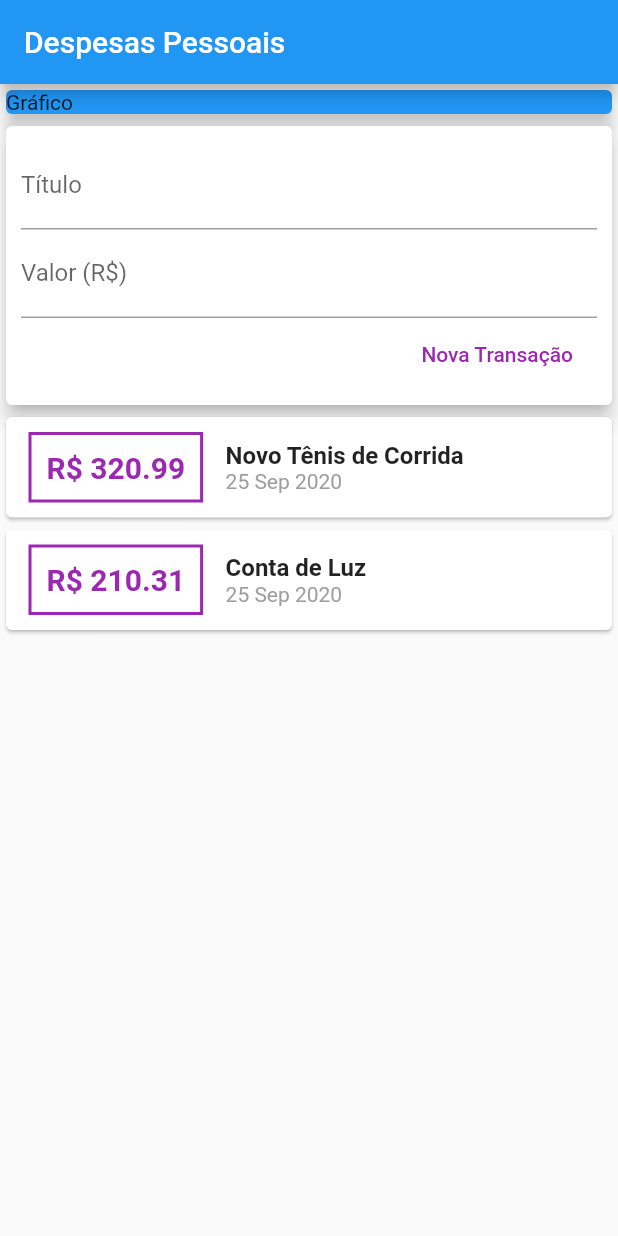
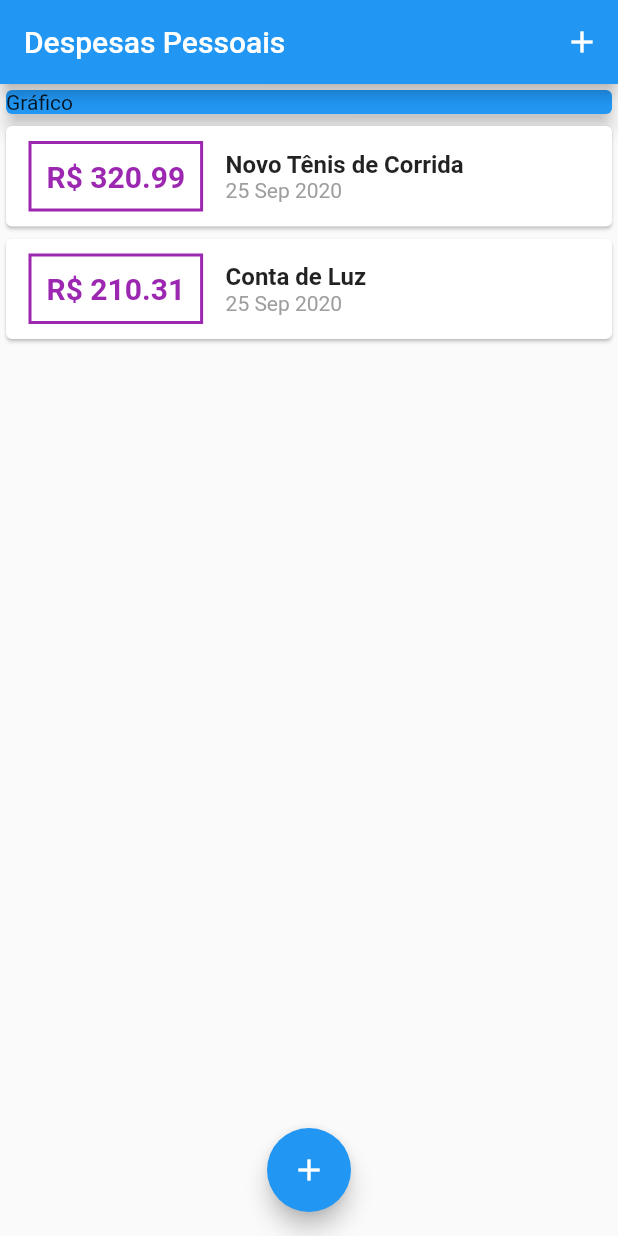
Before and after one commit to felipegueller/Curso_Flutter, a Flutter app: the screen it shows after launch, on a phone screen of 412 x 824 dp. Run offline on Flutter 3.47's test engine with Material 2 defaults, Android fonts, the phone set to English and light mode, and no system bars.

Commit message:
Adicionando o modal de form funcionando

```diff
--- a/expenses/lib/components/transaction_user.dart
+++ /dev/null
@@ -1,52 +0,0 @@
-import 'package:flutter/material.dart';
-import 'transaction_form.dart';
-import 'transaction_list.dart';
-import '../models/transaction.dart';
-import 'dart:math';
-
-class TransactionUser extends StatefulWidget {
-  @override
-  _TransactionUserState createState() => _TransactionUserState();
-}
-
-class _TransactionUserState extends State<TransactionUser> {
-  final _transactions = [
-    Transaction(
-      id: 't1',
-      title: 'Novo Tênis de Corrida',
-      value: 320.99,
-      date: DateTime.now(),
-    ),
-    Transaction(
-      id: 't2',
-      title: 'Conta de Luz',
-      value: 210.31,
-      date: DateTime.now(),
-    ),
-  ];
-
-  // Função responsavel por adicionar uma transação a lista de transações
-  _addTransaction(String newTitle, double newValue) {
-    final newTransaction = Transaction(
-      id: Random().nextDouble().toString(),
-      title: newTitle,
-      value: newValue,
-      date: DateTime.now(),
-    );
-
-    setState(() {
-      _transactions
-          .add(newTransaction); // Adicionando uma nova transação a lista
-    });
-  }
-
-  @override
-  Widget build(BuildContext context) {
-    return Column(
-      children: [
-        TransactionForm(_addTransaction), // Formulário de transações
-        TransactionList(_transactions), // Lista de Transações
-      ],
-    );
-  }
-}
--- a/expenses/lib/main.dart
+++ b/expenses/lib/main.dart
@@ -1,5 +1,9 @@
+import 'package:expenses/components/transaction_form.dart';
 import 'package:flutter/material.dart'; // importando o material desing
-import './components/transaction_user.dart';
+import './components/transaction_form.dart';
+import './components/transaction_list.dart';
+import 'models/transaction.dart';
+import 'dart:math';
 
 main() => runApp(ExpensesApp());
 
@@ -10,12 +14,63 @@ class ExpensesApp extends StatelessWidget {
   }
 }
 
-class MyHomePage extends StatelessWidget {
+class MyHomePage extends StatefulWidget {
+  @override
+  _MyHomePageState createState() => _MyHomePageState();
+}
+
+class _MyHomePageState extends State<MyHomePage> {
+  final _transactions = [
+    Transaction(
+      id: 't1',
+      title: 'Novo Tênis de Corrida',
+      value: 320.99,
+      date: DateTime.now(),
+    ),
+    Transaction(
+      id: 't2',
+      title: 'Conta de Luz',
+      value: 210.31,
+      date: DateTime.now(),
+    ),
+  ];
+
+  // Função responsavel por adicionar uma transação a lista de transações
+  _addTransaction(String newTitle, double newValue) {
+    final newTransaction = Transaction(
+      id: Random().nextDouble().toString(),
+      title: newTitle,
+      value: newValue,
+      date: DateTime.now(),
+    );
+
+    setState(() {
+      _transactions
+          .add(newTransaction); // Adicionando uma nova transação a lista
+    });
+  }
+
+  _openTransactionFormModal(BuildContext context) {
+    showModalBottomSheet(
+      context: context,
+      builder: (_) {
+        return TransactionForm(_addTransaction);
+      },
+    );
+  }
+
   @override
   Widget build(BuildContext context) {
     return Scaffold(
       appBar: AppBar(
         title: Text('Despesas Pessoais'),
+        actions: [
+          IconButton(
+            icon: Icon(Icons.add),
+            onPressed: () => _openTransactionFormModal(
+                context), // context direto do método build
+          ),
+        ],
         //centerTitle: true, // Define a posição ao centro
       ),
       body: SingleChildScrollView(
@@ -31,10 +86,16 @@ class MyHomePage extends StatelessWidget {
                 elevation: 5, // efeito de sombreamento
               ),
             ),
-            TransactionUser(),
+            TransactionList(_transactions), // Lista de Transações
           ],
         ),
       ),
+      floatingActionButton: FloatingActionButton(
+        child: Icon(Icons.add),
+        onPressed: () => _openTransactionFormModal(
+            context), // context direto do método build
+      ),
+      floatingActionButtonLocation: FloatingActionButtonLocation.centerFloat,
     );
   }
 }
```
Also changed, not shown: expenses/lib/components/transaction_form.dart (+12 -4 lines).
